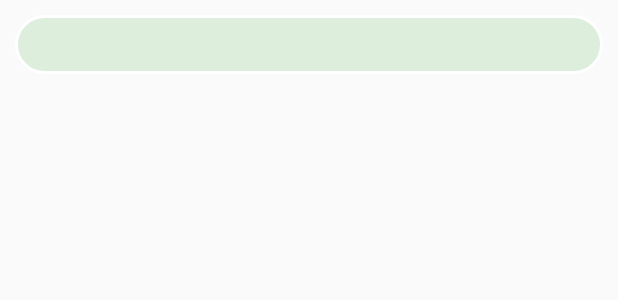
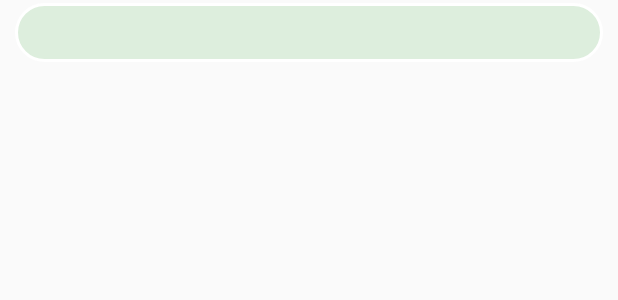
Before and after one commit to yeuchi/Dictation, an Android app: the layout recyclerview_verse.xml on its own in the app's theme, with its tools: preview values and no code run, on a phone screen of 412 x 824 dp. Shown: the top 300 px of the screen. Run offline under Robolectric (Android 15) with nearby library versions, the phone set to English and light mode, and no system bars.

Commit message:
layout alignment
align buttons for scroll scenario.

```diff
--- a/mobile/src/main/res/layout-land/recyclerview_verse.xml
+++ b/mobile/src/main/res/layout-land/recyclerview_verse.xml
@@ -6,12 +6,15 @@
     android:layout_height="wrap_content">
 
     <TextView
-        android:id="@+id/btn_advocate"
+        android:id="@+id/txt_verse"
         android:layout_width="match_parent"
         android:layout_height="wrap_content"
         android:autoLink="web"
-        android:layout_margin="10dp"
-        android:padding="10dp"
+        android:layout_marginTop="@dimen/verse_between_space"
+        android:layout_marginBottom="@dimen/verse_between_space"
+        android:layout_marginLeft="@dimen/btn_margin"
+        android:layout_marginRight="@dimen/btn_margin"
+        android:padding="@dimen/btn_margin"
         android:background="@drawable/round_corner"
         android:gravity="left"/>
 
--- a/mobile/src/main/res/layout/recyclerview_verse.xml
+++ b/mobile/src/main/res/layout/recyclerview_verse.xml
@@ -10,8 +10,11 @@
         android:layout_width="match_parent"
         android:layout_height="wrap_content"
         android:autoLink="web"
-        android:layout_margin="10dp"
-        android:padding="10dp"
+        android:layout_marginTop="@dimen/verse_between_space"
+        android:layout_marginBottom="@dimen/verse_between_space"
+        android:layout_marginLeft="@dimen/btn_margin"
+        android:layout_marginRight="@dimen/btn_margin"
+        android:padding="@dimen/btn_margin"
         android:background="@drawable/round_corner"
         android:gravity="left"/>
 
--- a/mobile/src/main/res/values/dimens.xml
+++ b/mobile/src/main/res/values/dimens.xml
@@ -1,4 +1,6 @@
 <resources>
     <dimen name="btn_margin">10dp</dimen>
+    <dimen name="verse_between_space">2dp</dimen>
+    <dimen name="btn_height">56dp</dimen>
 
 </resources>
```
Also changed, not shown: mobile/src/main/java/com/ctyeung/dictation/MainActivity.kt (+2 -6 lines), mobile/src/main/res/layout/activity_main.xml (+11 -14 lines).
